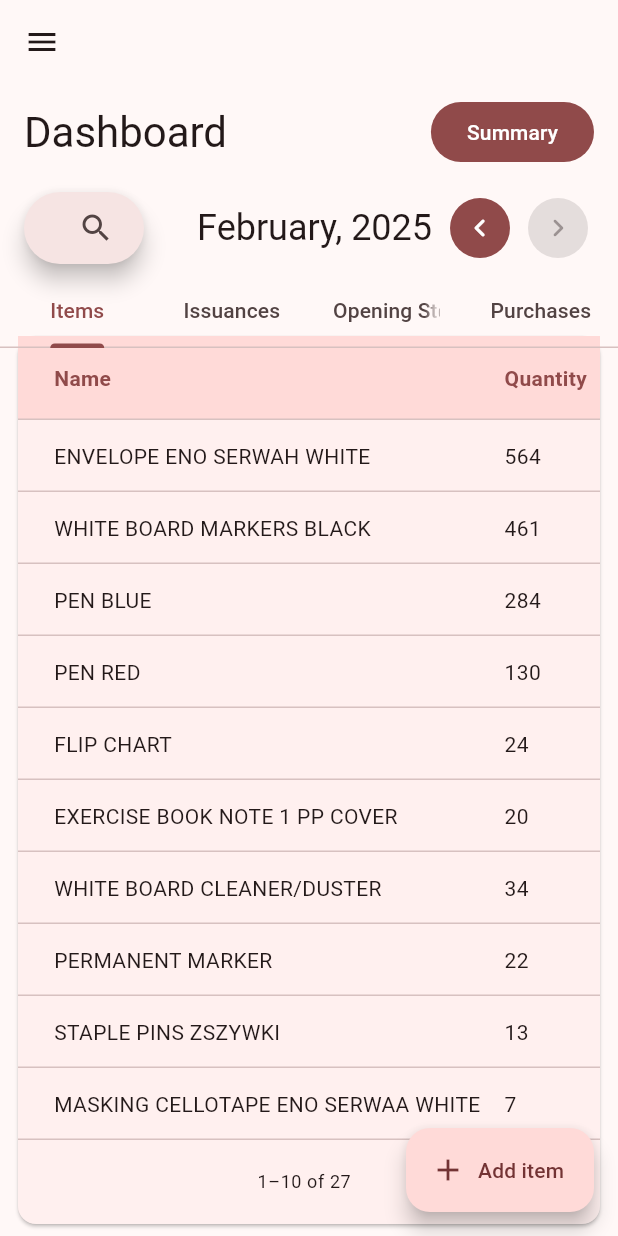
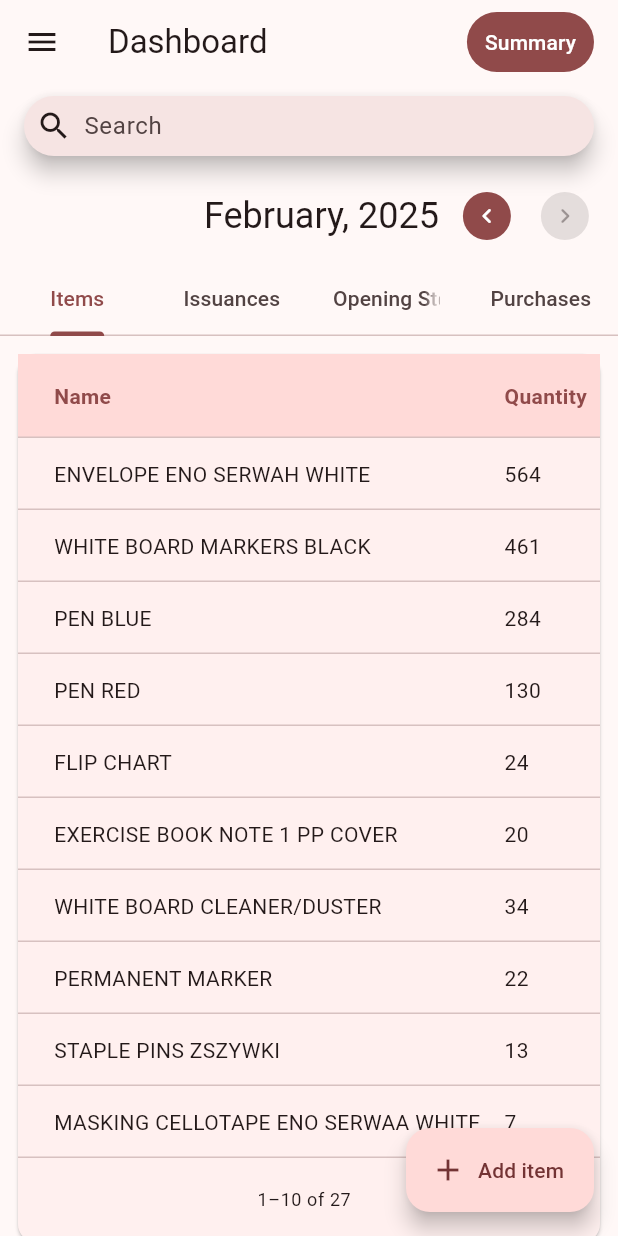
Before and after one commit to FrancisSimple/inventory_system_ashesi, a Flutter app: the screen it shows after launch, on a phone screen of 412 x 824 dp. Run offline on Flutter 3.47's test engine with Material 3 defaults, Android fonts, the phone set to English and light mode, and no system bars; missing offline and left inert: darq, paged_datatable.

Commit message:
enhance responsiveness

```diff
--- a/ashinventory/lib/components/month_selector.dart
+++ b/ashinventory/lib/components/month_selector.dart
@@ -47,7 +47,7 @@ class _MonthSelectorState extends State<MonthSelector> {
       children: [
         Text(
           DateFormat("MMMM, yyyy").format(selectedDate),
-          style: Theme.of(context).textTheme.headlineSmall,
+          style: Theme.of(context).textTheme.headlineSmall?.copyWith(),
         ),
         const SizedBox(
           width: 8,
@@ -55,6 +55,12 @@ class _MonthSelectorState extends State<MonthSelector> {
         Row(
           children: [
             IconButton.filled(
+              padding: EdgeInsets.all(0),
+              iconSize: 20,
+              style: ButtonStyle(
+                maximumSize: WidgetStatePropertyAll(Size(32, 32)),
+                minimumSize: WidgetStatePropertyAll(Size(32, 32)),
+              ),
               onPressed: onPrev(),
               icon: const Icon(Icons.chevron_left_rounded),
             ),
@@ -62,6 +68,12 @@ class _MonthSelectorState extends State<MonthSelector> {
               width: 4,
             ),
             IconButton.filled(
+              padding: EdgeInsets.all(0),
+              iconSize: 20,
+              style: ButtonStyle(
+                maximumSize: WidgetStatePropertyAll(Size(32, 32)),
+                minimumSize: WidgetStatePropertyAll(Size(32, 32)),
+              ),
               // color: Theme.of(context).colorScheme.,
               onPressed: onNext(),
               icon: const Icon(Icons.chevron_right_rounded),
--- a/ashinventory/lib/pages/dashboard/dash_home.dart
+++ b/ashinventory/lib/pages/dashboard/dash_home.dart
@@ -33,59 +33,109 @@ class _DashHomePageState extends State<DashboardPage>
 
   @override
   Widget build(BuildContext context) {
+    debugPrint(MediaQuery.sizeOf(context).width.toString());
     return Scaffold(
-        appBar: PreferredSize(
-          preferredSize: (MediaQuery.sizeOf(context).width > 760)
-              ? const Size.fromHeight(212)
-              : Size.fromHeight(156),
-          child: Container(
-            // color: const Color(0xFFFFF1F1),
-            child: Column(
+      body: Column(
         crossAxisAlignment: CrossAxisAlignment.start,
+        mainAxisSize: MainAxisSize.min,
         children: [
-                SizedBox(height: 56),
+          const SizedBox(height: 56),
           // Title and contact
           Padding(
-                  padding:
-                      const EdgeInsets.symmetric(horizontal: 16, vertical: 8),
+            padding: const EdgeInsets.symmetric(horizontal: 16, vertical: 8),
             child: Row(
+              crossAxisAlignment: CrossAxisAlignment.center,
               mainAxisAlignment: MainAxisAlignment.spaceBetween,
               children: [
-                      Text("Dashboard",
+                (MediaQuery.sizeOf(context).width < 760)
+                    ? Expanded(
+                        flex: 4,
+                        child: SearchBar(
+                          leading: const Icon(Icons.search),
+                          controller: searchController,
+                          onChanged: (value) => setState(() {}),
+                          hintText: "Search",
+                          constraints: const BoxConstraints(
+                              minWidth: 100, maxWidth: 200, minHeight: 40),
+                        ),
+                      )
+                    : Text("Dashboard",
                         style: Theme.of(context).textTheme.headlineMedium),
+                if (MediaQuery.sizeOf(context).width > 760) ...[
+                  SizedBox(
+                    width: 16,
+                  ),
                   FilledButton(
+                    style: const ButtonStyle(
+                      padding: WidgetStatePropertyAll(
+                        EdgeInsets.symmetric(horizontal: 12),
+                      ),
+                    ),
                     onPressed: () {},
                     child: const Text("Summary"),
                   ),
+                  if (MediaQuery.sizeOf(context).width < 427.2)
+                    SizedBox(
+                        width: 260,
+                        child: Row(
+                          mainAxisAlignment: MainAxisAlignment.end,
+                          children: [
+                            MonthSelector(
+                              onDateChanged: (date) => setState(
+                                () {
+                                  debugPrint(date.toString());
+                                },
+                              ),
+                            ),
+                          ],
+                        )),
+                ],
+                if (MediaQuery.sizeOf(context).width > 423 &&
+                    MediaQuery.sizeOf(context).width < 760)
+                  SizedBox(
+                      width: 260,
+                      child: Row(
+                        mainAxisAlignment: MainAxisAlignment.end,
+                        children: [
+                          MonthSelector(
+                            onDateChanged: (date) => setState(
+                              () {
+                                debugPrint(date.toString());
+                              },
+                            ),
+                          ),
+                        ],
+                      )),
               ],
             ),
           ),
           Padding(
-                  padding:
-                      const EdgeInsets.symmetric(horizontal: 16, vertical: 8),
+            padding: const EdgeInsets.symmetric(horizontal: 16, vertical: 8),
             child: Row(
               // runAlignment: WrapAlignment.spaceBetween,
               mainAxisAlignment: MainAxisAlignment.spaceBetween,
               children: [
+                if (MediaQuery.sizeOf(context).width > 760) ...[
+                if (MediaQuery.sizeOf(context).width > 1185)  const Spacer(),
                   Expanded(
                     flex: 4,
                     child: SearchBar(
+                      leading: const Icon(Icons.search),
                       controller: searchController,
                       onChanged: (value) => setState(() {}),
                       hintText: "Search",
                       constraints: const BoxConstraints(
-                              minWidth: 100, maxWidth: 200),
-                          trailing: [
-                            IconButton(
-                                onPressed: () {},
-                                icon: const Icon(Icons.search))
-                          ],
+                          minWidth: 100, maxWidth: 200, minHeight: 40),
                     ),
                   ),
-                      Expanded(child: SizedBox()),
+                ],
+
+                const Spacer(),
                 // Month Selector
+                if (MediaQuery.sizeOf(context).width < 423 ||
+                    MediaQuery.sizeOf(context).width > 760)
                   SizedBox(
-                          width: 280,
+                      width: 260,
                       child: Row(
                         mainAxisAlignment: MainAxisAlignment.end,
                         children: [
@@ -113,15 +163,9 @@ class _DashHomePageState extends State<DashboardPage>
             onTap: (value) {
               searchController.clear();
             },
-                )
-              ],
           ),
-            // const SizedBox(height: 10),
-            // Tabs and Date Selector
-            // ),
-          ),
-        ),
-        body: TabBarView(
+          Expanded(
+            child: TabBarView(
               controller: tabController,
               children: [
                 DashItems(
@@ -137,8 +181,12 @@ class _DashHomePageState extends State<DashboardPage>
                   searchQuery: searchController,
                 ),
                 // ,
-            //     ),
+                //     ))
               ],
-        ));
+            ),
+          )
+        ],
+      ),
+    );
   }
 }
--- a/ashinventory/lib/pages/home.dart
+++ b/ashinventory/lib/pages/home.dart
@@ -73,6 +73,24 @@ class _HomePageState extends State<HomePage> {
       appBar: (MediaQuery.sizeOf(context).width < 760)
           ? AppBar(
               backgroundColor: Colors.transparent,
+              // centerTitle: true,
+              actions: [
+                FilledButton(
+                  style: const ButtonStyle(
+                    padding: WidgetStatePropertyAll(
+                      EdgeInsets.symmetric(horizontal: 12),
+                    ),
+                  ),
+                  onPressed: () {},
+                  child: const Text("Summary"),
+                ),
+                const SizedBox(
+                  width: 16,
+                ),
+              ],
+              title: selectedTab == null
+                  ? const Text("Dashboard")
+                  : Text(sideNavItems[selectedTab!]["name"]),
             )
           : null,
       drawer: (MediaQuery.sizeOf(context).width < 760)
@@ -208,14 +226,18 @@ class _HomePageState extends State<HomePage> {
                                     ],
                                   ),
                                 ),
-                              sideNavItems.isEmpty? const MiniEmptyScreen(
+                              sideNavItems.isEmpty
+                                  ? const MiniEmptyScreen(
                                       title: "No departments available",
-                              subtitle: "Click the '+' button to add a new department",
-                            )  : ListView.builder(
+                                      subtitle:
+                                          "Click the '+' button to add a new department",
+                                    )
+                                  : ListView.builder(
                                       shrinkWrap: true,
                                       physics: NeverScrollableScrollPhysics(),
                                       itemCount: sideNavItems.length,
-                                itemBuilder: (context, index) => SideNavButton(
+                                      itemBuilder: (context, index) =>
+                                          SideNavButton(
                                         text: sideNavItems[index]["name"],
                                         sub: true,
                                         isActive: selectedTab == index,
@@ -230,7 +252,8 @@ class _HomePageState extends State<HomePage> {
                                             context: context,
                                             content: Container(
                                               width: 0.5 *
-                                            MediaQuery.sizeOf(context).width,
+                                                  MediaQuery.sizeOf(context)
+                                                      .width,
                                               child: Text(
                                                   "Removing this department will remove all data associated with it."),
                                             ),
@@ -399,14 +422,18 @@ class _HomePageState extends State<HomePage> {
                                     ],
                                   ),
                                 ),
-                            sideNavItems.isEmpty?MiniEmptyScreen(
+                              sideNavItems.isEmpty
+                                  ? MiniEmptyScreen(
                                       title: "No departments available",
-                              subtitle: "Click the '+' button to add a new department",
-                            )  :ListView.builder(
+                                      subtitle:
+                                          "Click the '+' button to add a new department",
+                                    )
+                                  : ListView.builder(
                                       shrinkWrap: true,
                                       physics: NeverScrollableScrollPhysics(),
                                       itemCount: sideNavItems.length,
-                                itemBuilder: (context, index) => SideNavButton(
+                                      itemBuilder: (context, index) =>
+                                          SideNavButton(
                                         text: sideNavItems[index]["name"],
                                         sub: true,
                                         isActive: selectedTab == index,
```
Also changed, not shown: ashinventory/lib/pages/dept/dept_home.dart (+75 -47 lines). Lines whose indentation alone changed are shown as unchanged.
